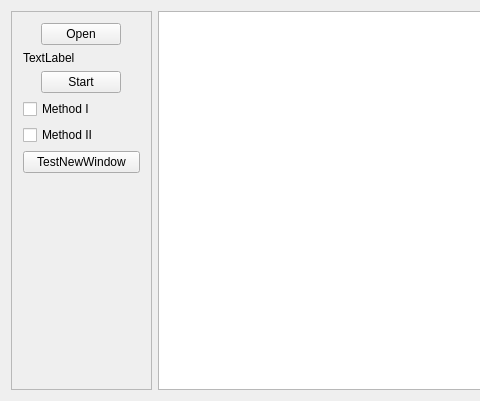
The window that Projekt/project/mainwindow.ui (MichalBernacki/Plagiarism_detection_app) describes before a commit, drawn with Qt 5; both pictures show x 0 to 480 and y 0 to 401 of the 732 by 401 pixel window.
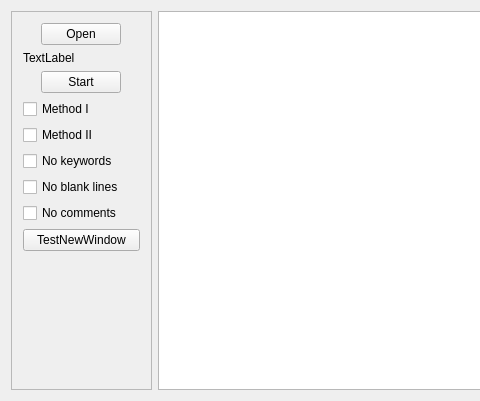
The same window after the commit.

```diff
--- a/Projekt/project/mainwindow.ui
+++ b/Projekt/project/mainwindow.ui
@@ -131,6 +131,27 @@
                </property>
               </widget>
              </item>
+             <item>
+              <widget class="QCheckBox" name="cbBox3">
+               <property name="text">
+                <string>No keywords</string>
+               </property>
+              </widget>
+             </item>
+             <item>
+              <widget class="QCheckBox" name="cbBox4">
+               <property name="text">
+                <string>No blank lines</string>
+               </property>
+              </widget>
+             </item>
+             <item>
+              <widget class="QCheckBox" name="cbBox5">
+               <property name="text">
+                <string>No comments</string>
+               </property>
+              </widget>
+             </item>
             </layout>
            </item>
           </layout>
```
